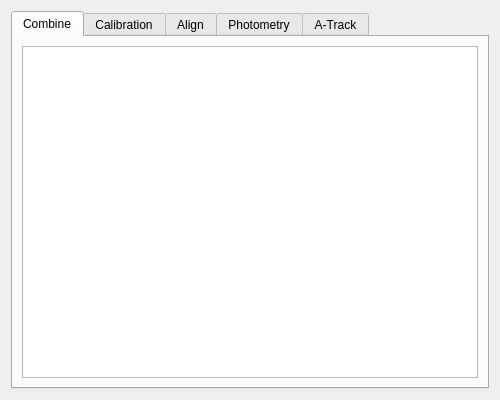
First picture: the form in gui/help_analyse.ui, repository myrafproject/myrafproject, before the edit.
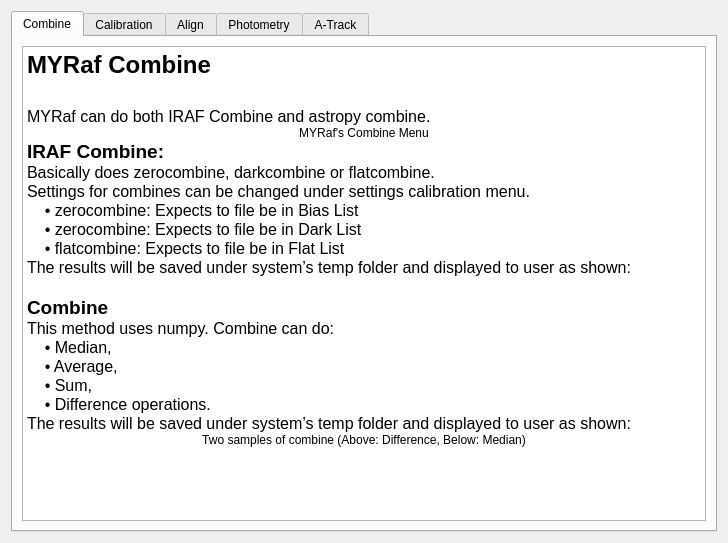
Second picture: the form after the edit. Icons and pictures are not drawn.

The edit to the form file:
```diff
--- a/gui/help_analyse.ui
+++ b/gui/help_analyse.ui
@@ -6,8 +6,8 @@
    <rect>
     <x>0</x>
     <y>0</y>
-    <width>500</width>
-    <height>400</height>
+    <width>728</width>
+    <height>543</height>
    </rect>
   </property>
   <property name="minimumSize">
@@ -36,8 +36,30 @@
           <string>&lt;!DOCTYPE HTML PUBLIC &quot;-//W3C//DTD HTML 4.0//EN&quot; &quot;http://www.w3.org/TR/REC-html40/strict.dtd&quot;&gt;
 &lt;html&gt;&lt;head&gt;&lt;meta name=&quot;qrichtext&quot; content=&quot;1&quot; /&gt;&lt;style type=&quot;text/css&quot;&gt;
 p, li { white-space: pre-wrap; }
-&lt;/style&gt;&lt;/head&gt;&lt;body style=&quot; font-family:'MS Shell Dlg 2'; font-size:8.25pt; font-weight:400; font-style:normal;&quot;&gt;
-&lt;p align=&quot;justify&quot; style=&quot;-qt-paragraph-type:empty; margin-top:12px; margin-bottom:12px; margin-left:0px; margin-right:0px; -qt-block-indent:0; text-indent:0px;&quot;&gt;&lt;br /&gt;&lt;/p&gt;&lt;/body&gt;&lt;/html&gt;</string>
+&lt;/style&gt;&lt;/head&gt;&lt;body style=&quot; font-family:'Noto Sans'; font-size:10pt; font-weight:400; font-style:normal;&quot;&gt;
+&lt;p style=&quot; margin-top:0px; margin-bottom:0px; margin-left:0px; margin-right:0px; -qt-block-indent:0; text-indent:0px;&quot;&gt;&lt;span style=&quot; font-family:'MS Shell Dlg 2'; font-size:18pt; font-weight:600;&quot;&gt;MYRaf Combine&lt;/span&gt;&lt;/p&gt;
+&lt;p style=&quot;-qt-paragraph-type:empty; margin-top:0px; margin-bottom:0px; margin-left:0px; margin-right:0px; -qt-block-indent:0; text-indent:0px; font-family:'MS Shell Dlg 2'; font-size:18pt; font-weight:600;&quot;&gt;&lt;br /&gt;&lt;/p&gt;
+&lt;p style=&quot; margin-top:0px; margin-bottom:0px; margin-left:0px; margin-right:0px; -qt-block-indent:0; text-indent:0px;&quot;&gt;&lt;span style=&quot; font-family:'MS Shell Dlg 2'; font-size:12pt;&quot;&gt;MYRaf can do both IRAF Combine and astropy combine.&lt;/span&gt;&lt;/p&gt;
+&lt;p align=&quot;center&quot; style=&quot; margin-top:0px; margin-bottom:0px; margin-left:0px; margin-right:0px; -qt-block-indent:0; text-indent:0px;&quot;&gt;&lt;img src=&quot;:/help/media/help/combine.png&quot; /&gt;&lt;/p&gt;
+&lt;p align=&quot;center&quot; style=&quot; margin-top:0px; margin-bottom:0px; margin-left:0px; margin-right:0px; -qt-block-indent:0; text-indent:0px;&quot;&gt;&lt;span style=&quot; font-size:9pt;&quot;&gt;MYRaf's Combine Menu&lt;/span&gt;&lt;/p&gt;
+&lt;p style=&quot; margin-top:0px; margin-bottom:0px; margin-left:0px; margin-right:0px; -qt-block-indent:0; text-indent:0px;&quot;&gt;&lt;span style=&quot; font-family:'MS Shell Dlg 2'; font-size:14pt; font-weight:600;&quot;&gt;IRAF Combine:&lt;/span&gt;&lt;/p&gt;
+&lt;p style=&quot; margin-top:0px; margin-bottom:0px; margin-left:0px; margin-right:0px; -qt-block-indent:0; text-indent:0px;&quot;&gt;&lt;span style=&quot; font-family:'MS Shell Dlg 2'; font-size:12pt;&quot;&gt;Basically does zerocombine, darkcombine or flatcombine.&lt;/span&gt;&lt;/p&gt;
+&lt;p style=&quot; margin-top:0px; margin-bottom:0px; margin-left:0px; margin-right:0px; -qt-block-indent:0; text-indent:0px;&quot;&gt;&lt;span style=&quot; font-family:'MS Shell Dlg 2'; font-size:12pt;&quot;&gt;Settings for combines can be changed under settings calibration menu.&lt;/span&gt;&lt;/p&gt;
+&lt;p style=&quot; margin-top:0px; margin-bottom:0px; margin-left:0px; margin-right:0px; -qt-block-indent:0; text-indent:0px;&quot;&gt;&lt;span style=&quot; font-family:'MS Shell Dlg 2'; font-size:12pt;&quot;&gt;    • zerocombine: Expects to file be in Bias List&lt;/span&gt;&lt;/p&gt;
+&lt;p style=&quot; margin-top:0px; margin-bottom:0px; margin-left:0px; margin-right:0px; -qt-block-indent:0; text-indent:0px;&quot;&gt;&lt;span style=&quot; font-family:'MS Shell Dlg 2'; font-size:12pt;&quot;&gt;    • zerocombine: Expects to file be in Dark List&lt;/span&gt;&lt;/p&gt;
+&lt;p style=&quot; margin-top:0px; margin-bottom:0px; margin-left:0px; margin-right:0px; -qt-block-indent:0; text-indent:0px;&quot;&gt;&lt;span style=&quot; font-family:'MS Shell Dlg 2'; font-size:12pt;&quot;&gt;    • flatcombine: Expects to file be in Flat List&lt;/span&gt;&lt;/p&gt;
+&lt;p style=&quot; margin-top:0px; margin-bottom:0px; margin-left:0px; margin-right:0px; -qt-block-indent:0; text-indent:0px;&quot;&gt;&lt;span style=&quot; font-family:'MS Shell Dlg 2'; font-size:12pt;&quot;&gt;The results will be saved under system’s temp folder and displayed to user as shown:&lt;/span&gt;&lt;/p&gt;
+&lt;p style=&quot;-qt-paragraph-type:empty; margin-top:0px; margin-bottom:0px; margin-left:0px; margin-right:0px; -qt-block-indent:0; text-indent:0px; font-family:'MS Shell Dlg 2'; font-size:12pt;&quot;&gt;&lt;br /&gt;&lt;/p&gt;
+&lt;p style=&quot; margin-top:0px; margin-bottom:0px; margin-left:0px; margin-right:0px; -qt-block-indent:0; text-indent:0px;&quot;&gt;&lt;span style=&quot; font-family:'MS Shell Dlg 2'; font-size:14pt; font-weight:600;&quot;&gt;Combine&lt;/span&gt;&lt;/p&gt;
+&lt;p style=&quot; margin-top:0px; margin-bottom:0px; margin-left:0px; margin-right:0px; -qt-block-indent:0; text-indent:0px;&quot;&gt;&lt;span style=&quot; font-family:'MS Shell Dlg 2'; font-size:12pt;&quot;&gt;This method uses numpy. Combine can do:&lt;/span&gt;&lt;/p&gt;
+&lt;p style=&quot; margin-top:0px; margin-bottom:0px; margin-left:0px; margin-right:0px; -qt-block-indent:0; text-indent:0px;&quot;&gt;&lt;span style=&quot; font-family:'MS Shell Dlg 2'; font-size:12pt;&quot;&gt;    • Median,&lt;/span&gt;&lt;/p&gt;
+&lt;p style=&quot; margin-top:0px; margin-bottom:0px; margin-left:0px; margin-right:0px; -qt-block-indent:0; text-indent:0px;&quot;&gt;&lt;span style=&quot; font-family:'MS Shell Dlg 2'; font-size:12pt;&quot;&gt;    • Average,&lt;/span&gt;&lt;/p&gt;
+&lt;p style=&quot; margin-top:0px; margin-bottom:0px; margin-left:0px; margin-right:0px; -qt-block-indent:0; text-indent:0px;&quot;&gt;&lt;span style=&quot; font-family:'MS Shell Dlg 2'; font-size:12pt;&quot;&gt;    • Sum,&lt;/span&gt;&lt;/p&gt;
+&lt;p style=&quot; margin-top:0px; margin-bottom:0px; margin-left:0px; margin-right:0px; -qt-block-indent:0; text-indent:0px;&quot;&gt;&lt;span style=&quot; font-family:'MS Shell Dlg 2'; font-size:12pt;&quot;&gt;    • Difference operations.&lt;/span&gt;&lt;/p&gt;
+&lt;p style=&quot; margin-top:0px; margin-bottom:0px; margin-left:0px; margin-right:0px; -qt-block-indent:0; text-indent:0px;&quot;&gt;&lt;span style=&quot; font-family:'MS Shell Dlg 2'; font-size:12pt;&quot;&gt;The results will be saved under system’s temp folder and displayed to user as shown:&lt;/span&gt;&lt;/p&gt;
+&lt;p align=&quot;center&quot; style=&quot; margin-top:0px; margin-bottom:0px; margin-left:0px; margin-right:0px; -qt-block-indent:0; text-indent:0px;&quot;&gt;&lt;img src=&quot;:/help/media/help/diff.png&quot; /&gt;&lt;/p&gt;
+&lt;p align=&quot;center&quot; style=&quot; margin-top:0px; margin-bottom:0px; margin-left:0px; margin-right:0px; -qt-block-indent:0; text-indent:0px;&quot;&gt;&lt;img src=&quot;:/help/media/help/median.png&quot; /&gt;&lt;/p&gt;
+&lt;p align=&quot;center&quot; style=&quot; margin-top:0px; margin-bottom:0px; margin-left:0px; margin-right:0px; -qt-block-indent:0; text-indent:0px;&quot;&gt;&lt;span style=&quot; font-size:9pt;&quot;&gt;Two samples of combine (Above: Difference, Below: Median)&lt;/span&gt;&lt;/p&gt;&lt;/body&gt;&lt;/html&gt;</string>
          </property>
         </widget>
        </item>
```
Left out of the diff: 55 changed lines with no effect on the pictures.
